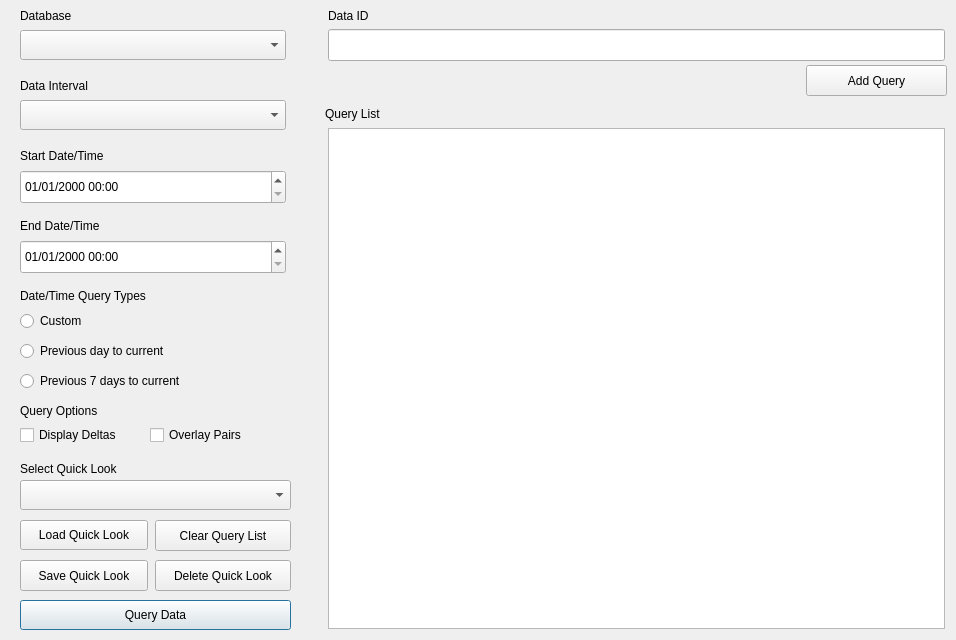
Above: ui/winQuery.ui from S31F3R/DataDoctor before the change. Below: the same form after it.
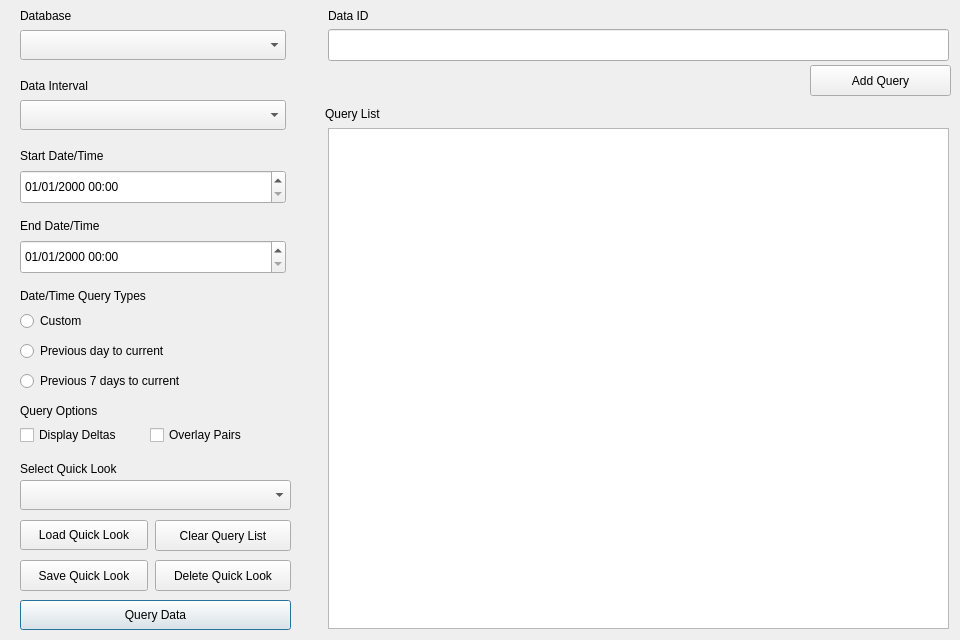
That is the form after the change. Icons and pictures are not drawn.

Commit message: Width increase

```diff
--- a/ui/winQuery.ui
+++ b/ui/winQuery.ui
@@ -6,7 +6,7 @@
    <rect>
     <x>0</x>
     <y>0</y>
-    <width>956</width>
+    <width>960</width>
     <height>640</height>
    </rect>
   </property>
@@ -18,7 +18,7 @@
   </property>
   <property name="maximumSize">
    <size>
-    <width>956</width>
+    <width>960</width>
     <height>640</height>
    </size>
   </property>
@@ -161,7 +161,7 @@
      <rect>
       <x>328</x>
       <y>128</y>
-      <width>617</width>
+      <width>621</width>
       <height>501</height>
      </rect>
     </property>
@@ -169,7 +169,7 @@
    <widget class="QPushButton" name="btnAddQuery">
     <property name="geometry">
      <rect>
-      <x>806</x>
+      <x>810</x>
       <y>65</y>
       <width>141</width>
       <height>31</height>
@@ -385,7 +385,7 @@
      <rect>
       <x>328</x>
       <y>29</y>
-      <width>617</width>
+      <width>621</width>
       <height>32</height>
      </rect>
     </property>
@@ -666,7 +666,7 @@
    <widget class="QPushButton" name="btnSearch">
     <property name="geometry">
      <rect>
-      <x>776</x>
+      <x>780</x>
       <y>65</y>
       <width>32</width>
       <height>32</height>
```
